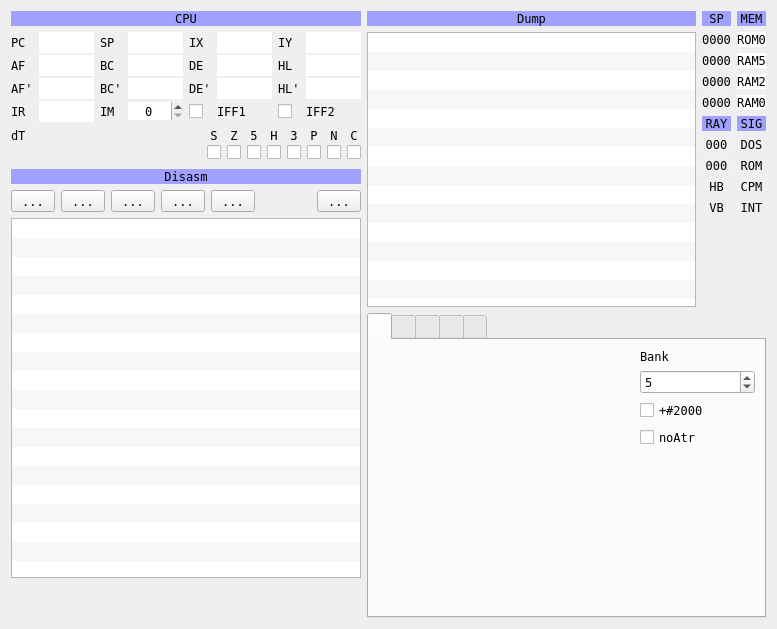
First picture: the form in ui/debuger.ui, repository samstyle/Xpeccy, before the edit.
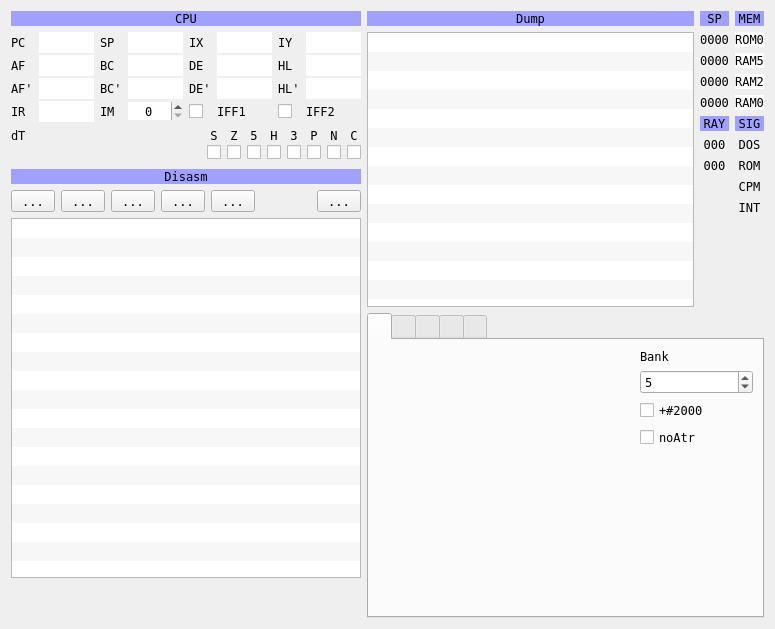
Second picture: the form after the edit. Icons and pictures are not drawn. Custom widgets are drawn as their Qt base class.

```diff
--- a/ui/debuger.ui
+++ b/ui/debuger.ui
@@ -9,8 +9,8 @@
    <rect>
     <x>0</x>
     <y>0</y>
-    <width>777</width>
-    <height>616</height>
+    <width>775</width>
+    <height>614</height>
    </rect>
   </property>
   <property name="font">
@@ -1022,16 +1022,6 @@
            </property>
           </widget>
          </item>
-         <item row="9" column="0">
-          <widget class="QLabel" name="labVBlank">
-           <property name="text">
-            <string>VB</string>
-           </property>
-           <property name="alignment">
-            <set>Qt::AlignCenter</set>
-           </property>
-          </widget>
-         </item>
          <item row="3" column="1">
           <widget class="QLabel" name="labPG2">
            <property name="styleSheet">
@@ -1156,16 +1146,6 @@
            </property>
           </widget>
          </item>
-         <item row="8" column="0">
-          <widget class="QLabel" name="labHBlank">
-           <property name="text">
-            <string>HB</string>
-           </property>
-           <property name="alignment">
-            <set>Qt::AlignCenter</set>
-           </property>
-          </widget>
-         </item>
          <item row="6" column="0">
           <widget class="QLabel" name="labRX">
            <property name="styleSheet">
```
